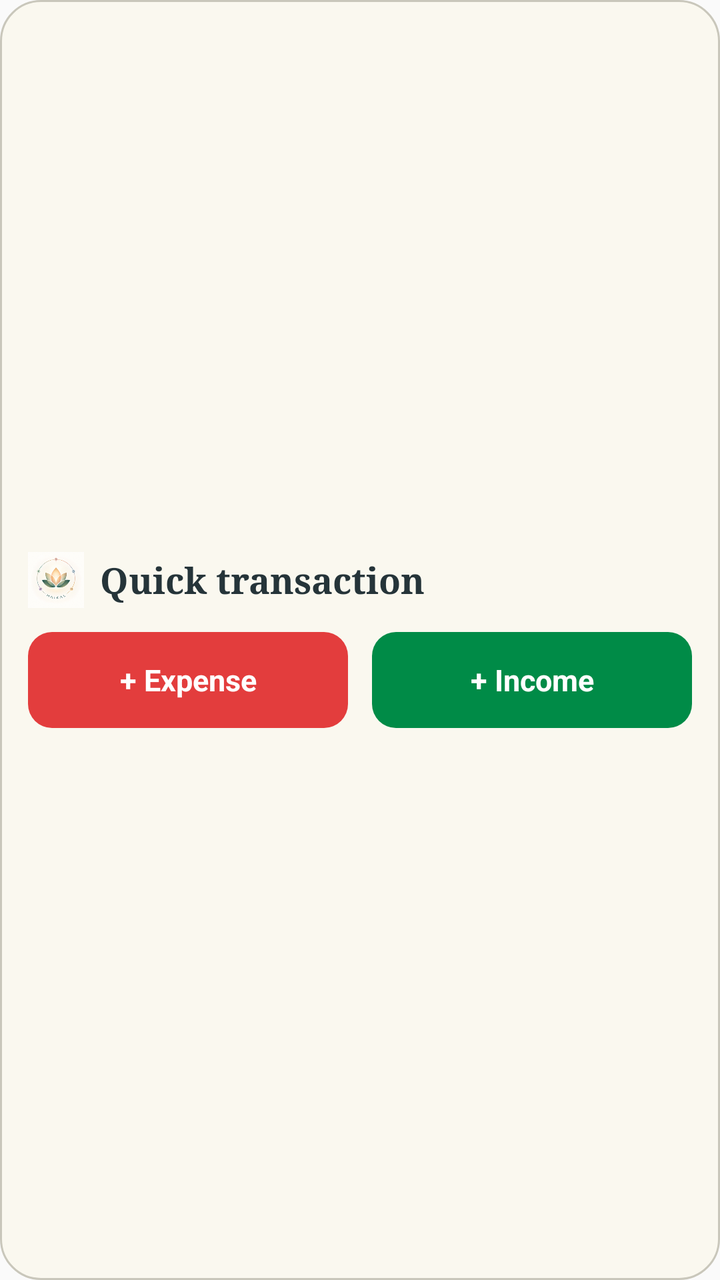
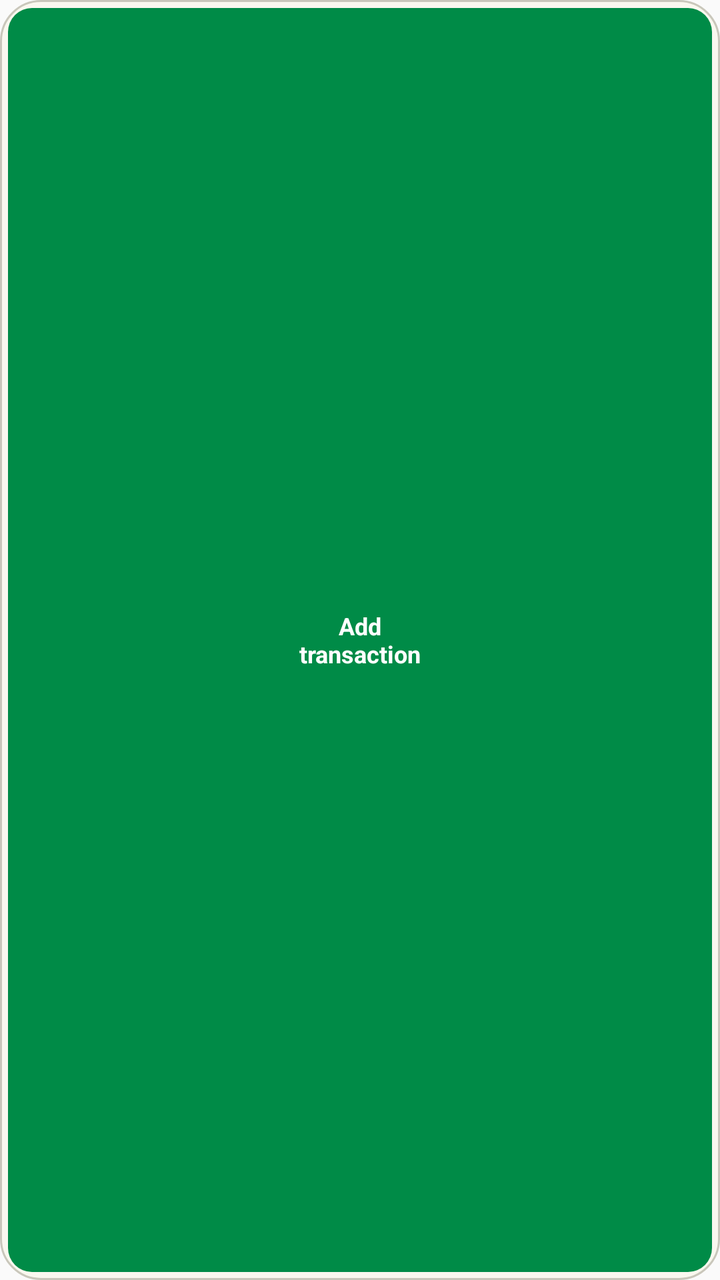

An Android layout rendered at two revisions. The XML below is the earlier revision; the diff shows what the commit changed to produce the second picture.
<!-- AndroidManifest.xml: application theme AppTheme -->
<!-- res/layout/widget_transaction.xml -->
<LinearLayout xmlns:android="http://schemas.android.com/apk/res/android" android:layout_width="match_parent" android:layout_height="match_parent" android:orientation="vertical" android:background="@drawable/widget_paper" android:padding="14dp" android:gravity="center_vertical">
    <LinearLayout android:layout_width="match_parent" android:layout_height="wrap_content" android:gravity="center_vertical" android:orientation="horizontal">
        <ImageView android:layout_width="28dp" android:layout_height="28dp" android:src="@drawable/maikal_logo" android:contentDescription="@string/app_name" />
        <TextView android:layout_width="wrap_content" android:layout_height="wrap_content" android:text="@string/widget_money_name" android:textColor="#253439" android:textSize="18sp" android:fontFamily="serif" android:textStyle="bold" android:layout_marginStart="8dp" />
    </LinearLayout>
    <LinearLayout android:layout_width="match_parent" android:layout_height="wrap_content" android:orientation="horizontal" android:layout_marginTop="12dp">
        <TextView android:id="@+id/widget_expense" android:layout_width="0dp" android:layout_weight="1" android:layout_height="48dp" android:gravity="center" android:background="@drawable/widget_expense_button" android:text="@string/widget_expense" android:textColor="#FFFFFF" android:textStyle="bold" android:textSize="15sp" android:layout_marginEnd="6dp" />
        <TextView android:id="@+id/widget_income" android:layout_width="0dp" android:layout_weight="1" android:layout_height="48dp" android:gravity="center" android:background="@drawable/widget_income_button" android:text="@string/widget_income" android:textColor="#FFFFFF" android:textStyle="bold" android:textSize="15sp" android:layout_marginStart="6dp" />
    </LinearLayout>
</LinearLayout>
<!-- resources referenced by this layout -->
<resources>
  <!-- drawable maikal_logo: png bitmap (drawable-nodpi, 35204 bytes) -->
  <!-- drawable widget_expense_button (drawable) -->
  <shape xmlns:android="http://schemas.android.com/apk/res/android">
      <solid android:color="#E33D3D" /><corners android:radius="12dp" />
  </shape>
  <!-- drawable widget_income_button (drawable) -->
  <shape xmlns:android="http://schemas.android.com/apk/res/android">
      <solid android:color="#008B47" /><corners android:radius="12dp" />
  </shape>
  <!-- drawable widget_paper (drawable) -->
  <shape xmlns:android="http://schemas.android.com/apk/res/android">
      <solid android:color="#FAF8EF" />
      <corners android:radius="20dp" />
      <stroke android:width="1dp" android:color="#C9C7BB" />
  </shape>
  <string name="app_name">Maikal</string>
  <string name="widget_expense">+ Expense</string>
  <string name="widget_income">+ Income</string>
  <string name="widget_money_name">Quick transaction</string>
  <style name="AppTheme" parent="Theme.AppCompat.Light.DarkActionBar">
          
          <item name="colorPrimary">@color/colorPrimary</item>
          <item name="colorPrimaryDark">@color/colorPrimaryDark</item>
          <item name="colorAccent">@color/colorAccent</item>
      </style>
</resources>

<!-- the commit's change to res/layout/widget_transaction.xml (unified diff, before → after) -->
@@ -1,10 +1,3 @@
-<LinearLayout xmlns:android="http://schemas.android.com/apk/res/android" android:layout_width="match_parent" android:layout_height="match_parent" android:orientation="vertical" android:background="@drawable/widget_paper" android:padding="14dp" android:gravity="center_vertical">
-    <LinearLayout android:layout_width="match_parent" android:layout_height="wrap_content" android:gravity="center_vertical" android:orientation="horizontal">
-        <ImageView android:layout_width="28dp" android:layout_height="28dp" android:src="@drawable/maikal_logo" android:contentDescription="@string/app_name" />
-        <TextView android:layout_width="wrap_content" android:layout_height="wrap_content" android:text="@string/widget_money_name" android:textColor="#253439" android:textSize="18sp" android:fontFamily="serif" android:textStyle="bold" android:layout_marginStart="8dp" />
-    </LinearLayout>
-    <LinearLayout android:layout_width="match_parent" android:layout_height="wrap_content" android:orientation="horizontal" android:layout_marginTop="12dp">
-        <TextView android:id="@+id/widget_expense" android:layout_width="0dp" android:layout_weight="1" android:layout_height="48dp" android:gravity="center" android:background="@drawable/widget_expense_button" android:text="@string/widget_expense" android:textColor="#FFFFFF" android:textStyle="bold" android:textSize="15sp" android:layout_marginEnd="6dp" />
-        <TextView android:id="@+id/widget_income" android:layout_width="0dp" android:layout_weight="1" android:layout_height="48dp" android:gravity="center" android:background="@drawable/widget_income_button" android:text="@string/widget_income" android:textColor="#FFFFFF" android:textStyle="bold" android:textSize="15sp" android:layout_marginStart="6dp" />
-    </LinearLayout>
+<LinearLayout xmlns:android="http://schemas.android.com/apk/res/android" android:layout_width="match_parent" android:layout_height="match_parent" android:orientation="vertical" android:background="@drawable/widget_paper" android:padding="4dp" android:gravity="center">
+    <TextView android:id="@+id/widget_add_transaction" android:layout_width="match_parent" android:layout_height="match_parent" android:minHeight="40dp" android:gravity="center" android:background="@drawable/widget_income_button" android:text="@string/widget_add_transaction" android:textColor="#FFFFFF" android:textStyle="bold" android:textSize="12sp" android:maxLines="2" android:autoSizeTextType="uniform" android:autoSizeMinTextSize="8sp" android:autoSizeMaxTextSize="12sp" />
 </LinearLayout>
<!-- resource entries referenced after the edit -->
@@ -1,10 +1,5 @@
 <!-- resources referenced by this layout -->
 <resources>
-  <!-- drawable maikal_logo: png bitmap (drawable-nodpi, 35204 bytes) -->
-  <!-- drawable widget_expense_button (drawable) -->
-  <shape xmlns:android="http://schemas.android.com/apk/res/android">
-      <solid android:color="#E33D3D" /><corners android:radius="12dp" />
-  </shape>
   <!-- drawable widget_income_button (drawable) -->
   <shape xmlns:android="http://schemas.android.com/apk/res/android">
       <solid android:color="#008B47" /><corners android:radius="12dp" />
@@ -15,10 +10,7 @@
       <corners android:radius="20dp" />
       <stroke android:width="1dp" android:color="#C9C7BB" />
   </shape>
-  <string name="app_name">Maikal</string>
-  <string name="widget_expense">+ Expense</string>
-  <string name="widget_income">+ Income</string>
-  <string name="widget_money_name">Quick transaction</string>
+  <string name="widget_add_transaction">Add\ntransaction</string>
   <style name="AppTheme" parent="Theme.AppCompat.Light.DarkActionBar">
           
           <item name="colorPrimary">@color/colorPrimary</item>
